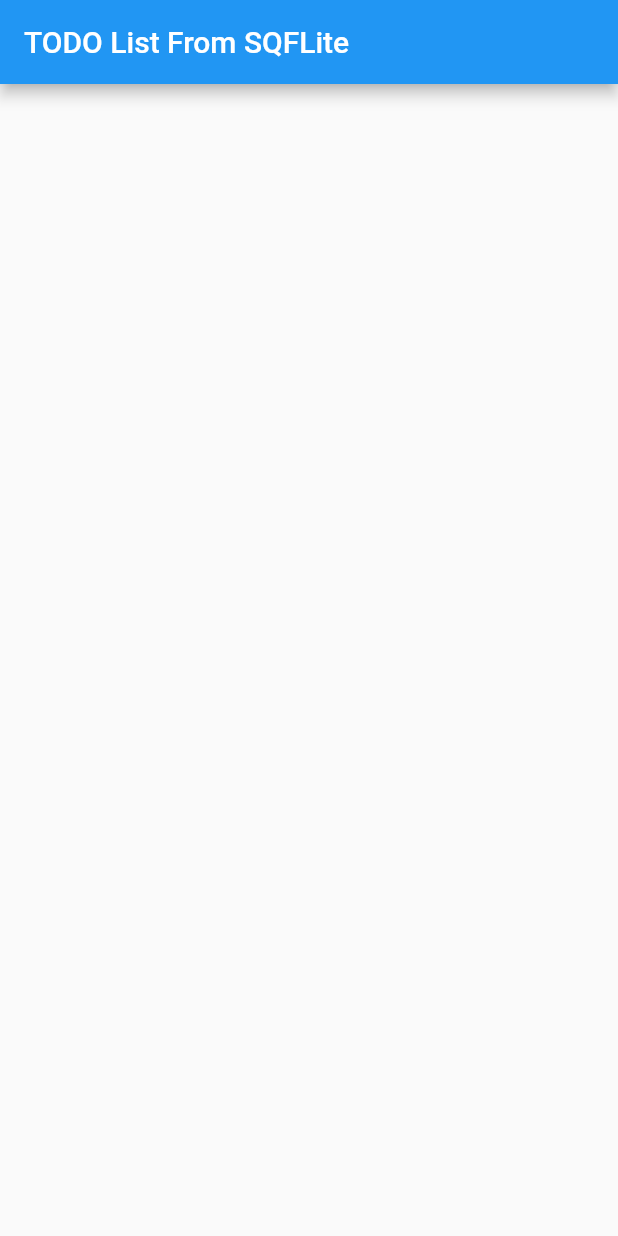
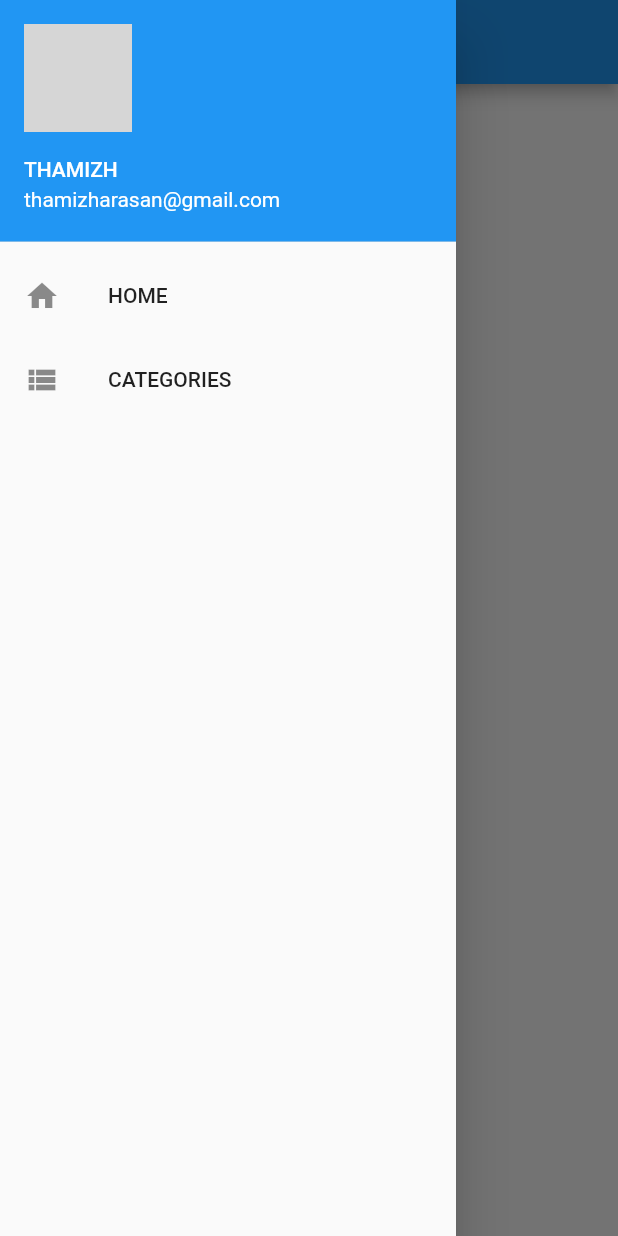
Before and after one commit to thamizhema/SQFLite, a Flutter app: the screen it shows after launch, with the side drawer open (before the commit the screen has no drawer), on a phone screen of 412 x 824 dp. Run offline on Flutter 3.47's test engine with Material 2 defaults, Android fonts, the light colour scheme and no system bars; network calls fail; grey boxes are pictures that could not be loaded.

Commit message:
drawer and categories alert dialog

```diff
--- /dev/null
+++ b/lib/helpers/drawer_nav.dart
@@ -0,0 +1,47 @@
+import 'package:flutter/material.dart';
+import 'package:sqflite_practice/screen/categories_screen.dart';
+import 'package:sqflite_practice/screen/home_screen.dart';
+
+class DrawerNavigation extends StatefulWidget {
+  @override
+  _DrawerNavigationState createState() => _DrawerNavigationState();
+}
+
+class _DrawerNavigationState extends State<DrawerNavigation> {
+  @override
+  Widget build(BuildContext context) {
+    return Container(
+      child: Drawer(
+        child: ListView(
+          children: [
+            UserAccountsDrawerHeader(
+              currentAccountPicture: CircleAvatar(
+                backgroundImage: NetworkImage(
+                    'https://i.pinimg.com/originals/16/95/46/169546301a22db5a9f38e437806ab540.jpg'),
+              ),
+              accountName: Text('THAMIZH'),
+              accountEmail: Text('thamizharasan@gmail.com'),
+              decoration: BoxDecoration(color: Colors.blue),
+            ),
+            ListTile(
+              leading: Icon(Icons.home),
+              title: Text('HOME'),
+              onTap: () {
+                Navigator.of(context).push(
+                    MaterialPageRoute(builder: (context) => HomeScreen()));
+              },
+            ),
+            ListTile(
+              leading: Icon(Icons.view_list),
+              title: Text('CATEGORIES'),
+              onTap: () {
+                Navigator.of(context).push(MaterialPageRoute(
+                    builder: (context) => CategoriesScreen()));
+              },
+            ),
+          ],
+        ),
+      ),
+    );
+  }
+}
--- a/lib/screen/home_screen.dart
+++ b/lib/screen/home_screen.dart
@@ -1,4 +1,5 @@
 import 'package:flutter/material.dart';
+import 'package:sqflite_practice/helpers/drawer_nav.dart';
 
 class HomeScreen extends StatefulWidget {
   @override
@@ -12,6 +13,7 @@ class _HomeScreenState extends State<HomeScreen> {
       appBar: AppBar(
         title: Text('TODO List From SQFLite'),
       ),
+      drawer: DrawerNavigation(),
     );
   }
 }
```
Also changed, not shown: lib/screen/categories_screen.dart (added, +74 -0 lines).
